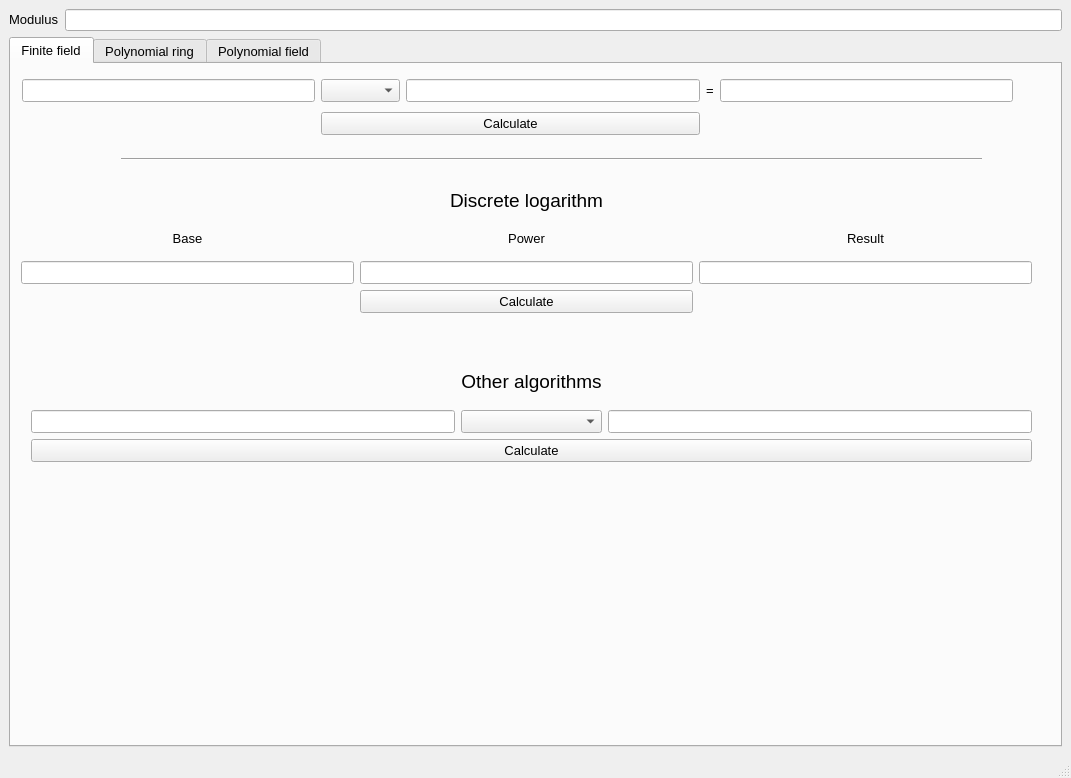
YaroslavDrovolskyi/algebra-project, file ModularArithmetic/mainwindow.ui: the form before one commit.
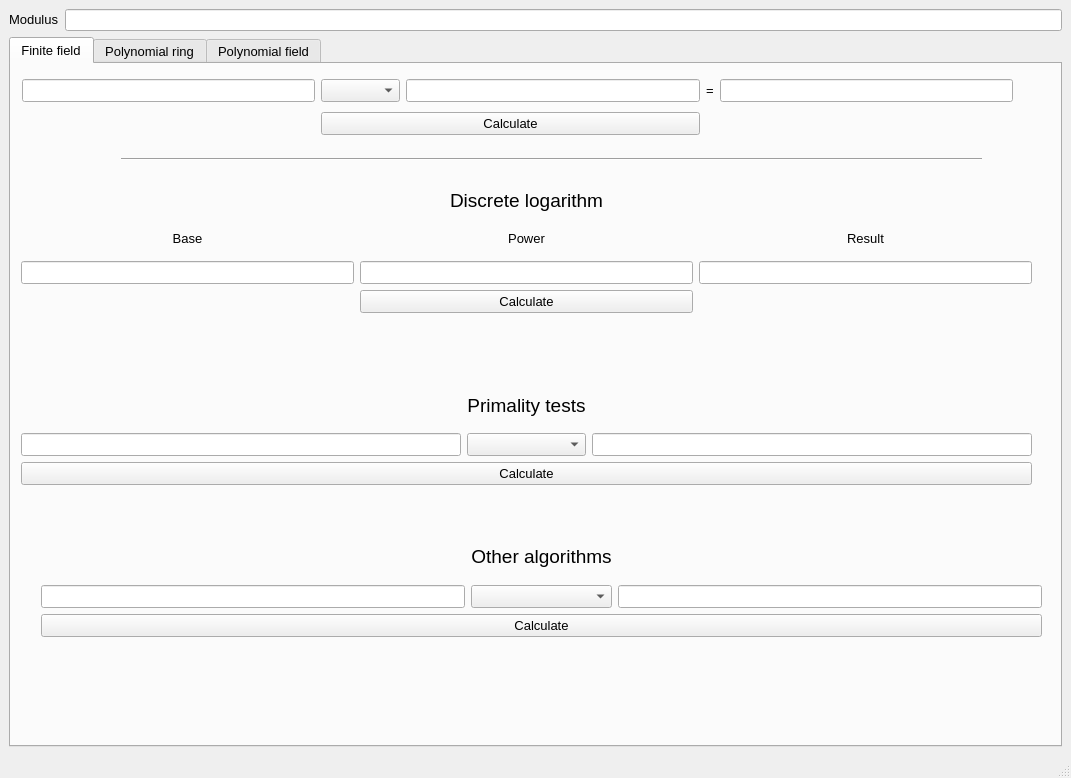
The form after the commit. The open tabs and pages were chosen to show the change.

Commit message: Connected two primality-checking algorithms

```diff
--- a/ModularArithmetic/mainwindow.ui
+++ b/ModularArithmetic/mainwindow.ui
@@ -48,8 +48,8 @@
          <widget class="QWidget" name="horizontalLayoutWidget">
           <property name="geometry">
            <rect>
-            <x>20</x>
-            <y>295</y>
+            <x>30</x>
+            <y>470</y>
             <width>1001</width>
             <height>103</height>
            </rect>
@@ -230,6 +230,51 @@
            <enum>Qt::Horizontal</enum>
           </property>
          </widget>
+         <widget class="QWidget" name="layoutWidget_2">
+          <property name="geometry">
+           <rect>
+            <x>10</x>
+            <y>320</y>
+            <width>1011</width>
+            <height>101</height>
+           </rect>
+          </property>
+          <layout class="QGridLayout" name="gridLayout_11">
+           <item row="1" column="0">
+            <widget class="QLineEdit" name="number3_input_2"/>
+           </item>
+           <item row="1" column="2">
+            <widget class="QLineEdit" name="result_11">
+             <property name="enabled">
+              <bool>true</bool>
+             </property>
+             <property name="readOnly">
+              <bool>true</bool>
+             </property>
+            </widget>
+           </item>
+           <item row="1" column="1">
+            <widget class="QComboBox" name="operator_select_5"/>
+           </item>
+           <item row="2" column="0" colspan="3">
+            <widget class="QPushButton" name="calculate_btn_10">
+             <property name="text">
+              <string>Calculate</string>
+             </property>
+            </widget>
+           </item>
+           <item row="0" column="1">
+            <widget class="QLabel" name="label_27">
+             <property name="text">
+              <string>&lt;html&gt;&lt;head/&gt;&lt;body&gt;&lt;p&gt;&lt;span style=&quot; font-size:14pt;&quot;&gt;Primality tests&lt;/span&gt;&lt;/p&gt;&lt;/body&gt;&lt;/html&gt;</string>
+             </property>
+             <property name="alignment">
+              <set>Qt::AlignCenter</set>
+             </property>
+            </widget>
+           </item>
+          </layout>
+         </widget>
         </widget>
         <widget class="QWidget" name="tab_2">
          <attribute name="title">
```
Left out of the diff: 16 changed lines with no effect on the pictures. The commit also changes 6 other files.
